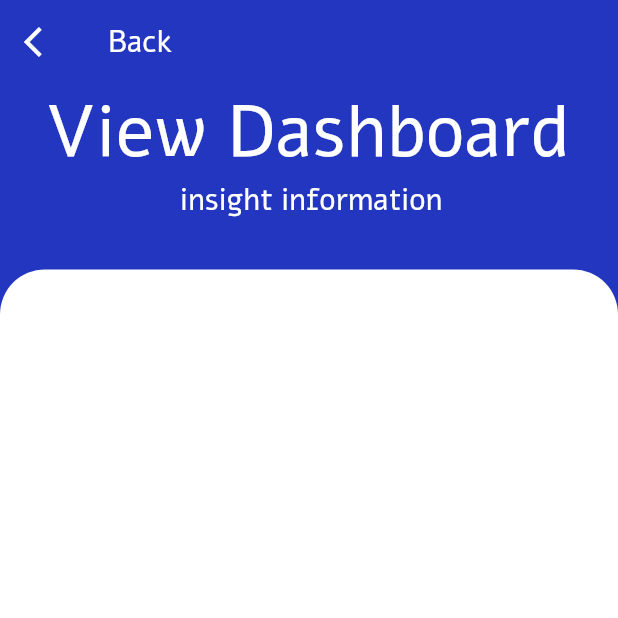
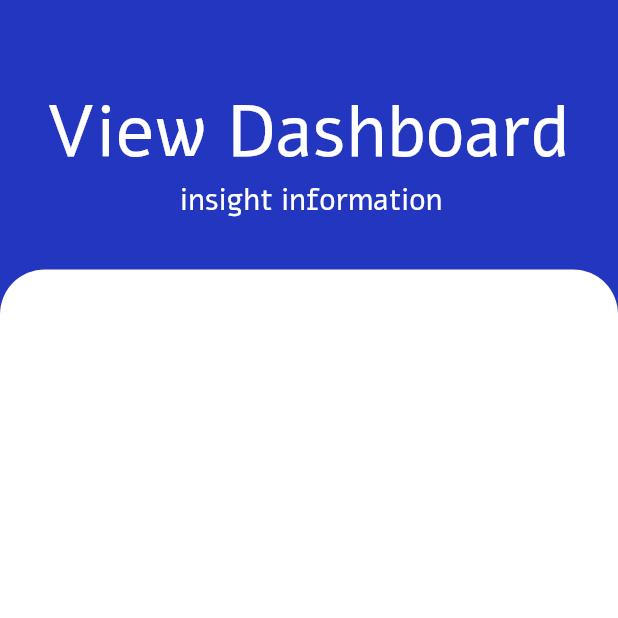
Before and after one commit to CSC234/Memby-application, a Flutter app: the Dashboard screen opened directly, on a phone screen of 412 x 824 dp, the top half of it. Run offline on Flutter 3.47's test engine with Material 2 defaults, Android fonts, the phone set to English and light mode, and no system bars; our stand-ins replace dotted_decoration, firebase_auth, firebase_core, google_sign_in; accounts and stored records are empty.

Commit message:
[UPDATE] Remove back buttom(view dashboard)

```diff
--- a/lib/screens/viewDashboard.dart
+++ b/lib/screens/viewDashboard.dart
@@ -10,26 +10,9 @@ class Dashboard extends StatelessWidget {
     return Scaffold(
       backgroundColor: kPrimaryMain,
       appBar: AppBar(
-        title: Text(
-          'Back',
-          style: TextStyle(
-              color: Colors.white, fontSize: 20, fontFamily: 'Alef-Regular'),
-        ),
         backgroundColor: kPrimaryMain,
         elevation: 0,
-        leading: IconButton(
-          icon: Icon(Icons.arrow_back_ios),
-          onPressed: () {
-            Navigator.push(
-              context,
-              MaterialPageRoute(
-                builder: (context) {
-                  return Landing();
-                },
-              ),
-            );
-          },
-        ),
+        automaticallyImplyLeading: false,
       ),
       body: Body(),
     );
```
